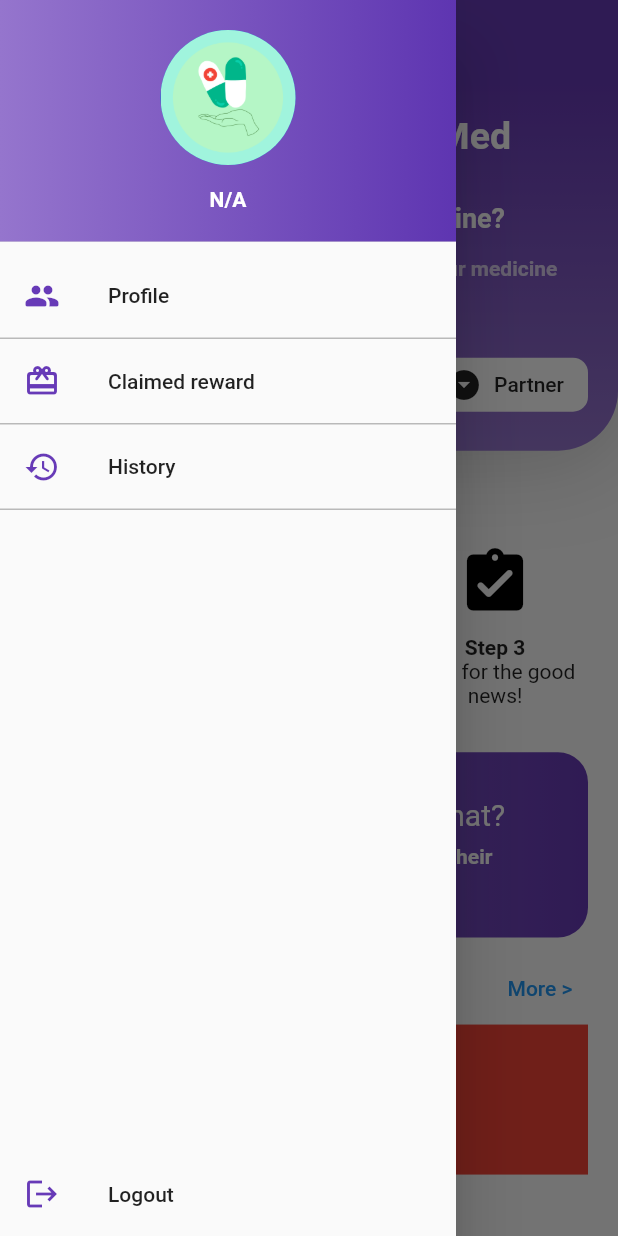
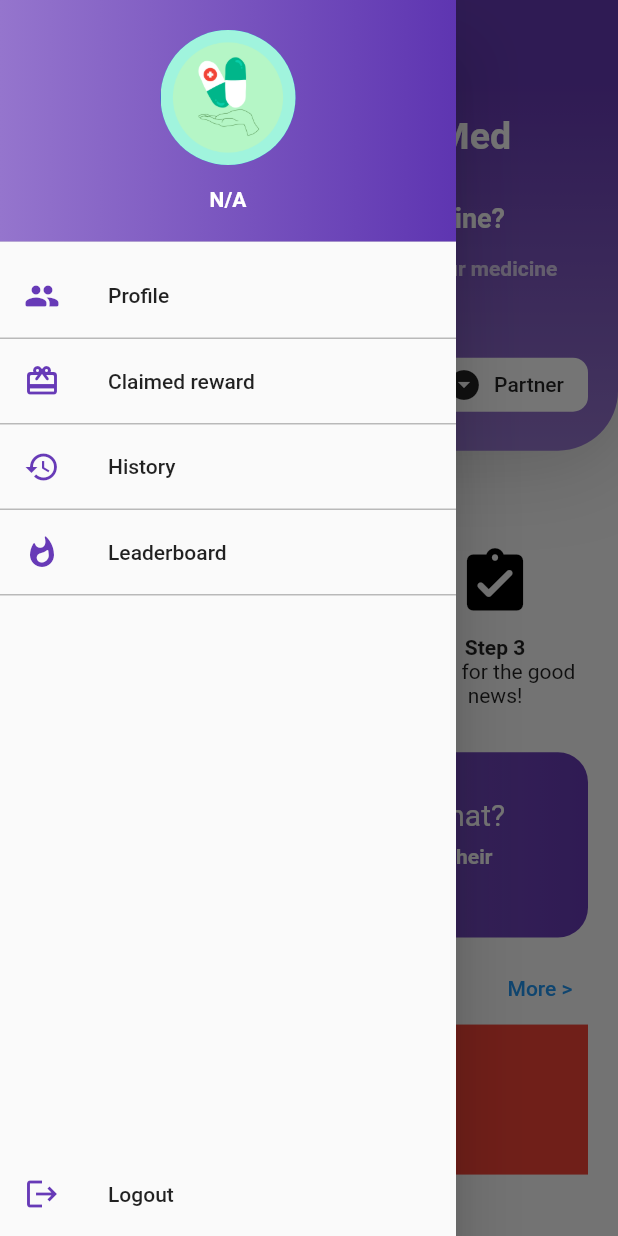
Before and after one commit to autumnlewjb/SolutionChallenge, a Flutter app: the MainPage screen opened directly, with the side drawer open, on a phone screen of 412 x 824 dp. Run offline on Flutter 3.47's test engine with Material 2 defaults, Android fonts, the phone set to English and light mode, and no system bars; drawn by our look-alikes of cached_network_image; our stand-ins replace cloud_firestore, confetti, firebase_auth, firebase_core, google_sign_in, shimmer; missing offline and left inert: commons, flutter_custom_tabs, flutter_facebook_login, keyboard_visibility; accounts and stored records are empty; network calls fail.

Commit message:
import directory

```diff
--- a/lib/src/dashboard/bottom_navi_bar.dart
+++ b/lib/src/dashboard/bottom_navi_bar.dart
@@ -1,9 +1,10 @@
 import 'package:flutter/material.dart';
+import 'package:return_med/src/patient/pages/ongoing_return.dart';
 import 'package:return_med/src/patient/pages/reward.dart';
+import 'package:return_med/src/patient/pages/schedule_return.dart';
 
 import 'Pages/main_page.dart';
-import 'Pages/ongoing_return.dart';
-import 'Pages/schedule_return.dart';
+
 
 class BottomNavBar extends StatefulWidget {
   @override
--- a/lib/src/dashboard/pages/drawer.dart
+++ b/lib/src/dashboard/pages/drawer.dart
@@ -3,8 +3,8 @@ import 'package:flutter/cupertino.dart';
 import 'package:flutter/material.dart';
 import 'package:provider/provider.dart';
 import 'package:return_med/src/dashboard/pages/claimed_reward.dart';
-import 'package:return_med/src/dashboard/pages/history.dart';
 import 'package:return_med/src/Models/user.dart';
+import 'package:return_med/src/patient/pages/history.dart';
 
 import '../../Services/auth.dart';
 import 'package:return_med/src/patient/pages/profile.dart';
--- a/lib/src/patient/pages/drawer.dart
+++ b/lib/src/patient/pages/drawer.dart
@@ -149,6 +149,22 @@ class _AppDrawerState extends State<AppDrawer> {
                           builder: (context) => new History()));
                 }),
           ),
+          Container(
+            decoration: BoxDecoration(
+                border: Border(bottom: BorderSide(color: Colors.black26))),
+            child: ListTile(
+                title: Text('Leaderboard'),
+                leading: Icon(
+                  Icons.whatshot_rounded,
+                  color: Colors.deepPurple,
+                ),
+                onTap: () {
+                  Navigator.push(
+                      context,
+                      new MaterialPageRoute(
+                          builder: (context) => new History()));
+                }),
+          ),
           Expanded(child: Container()),
           ListTile(
             title: Text('Logout'),
```
